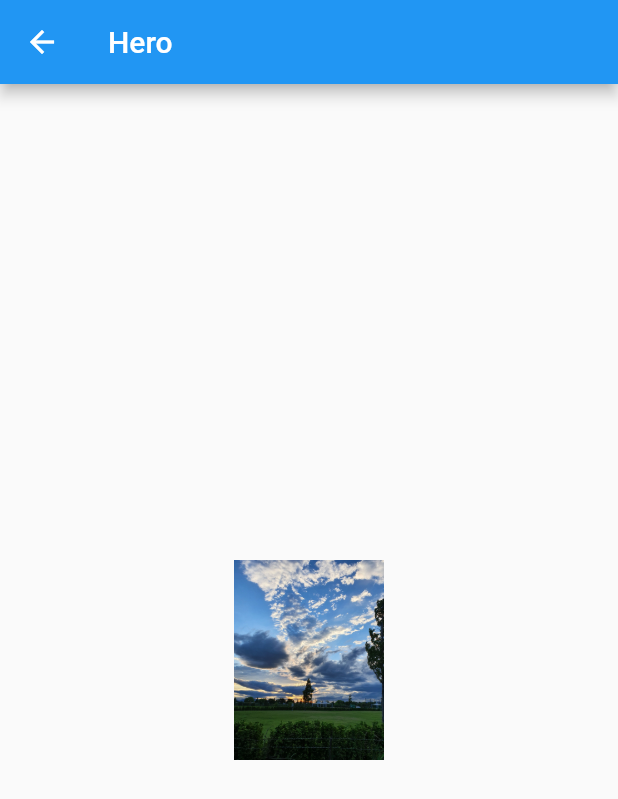
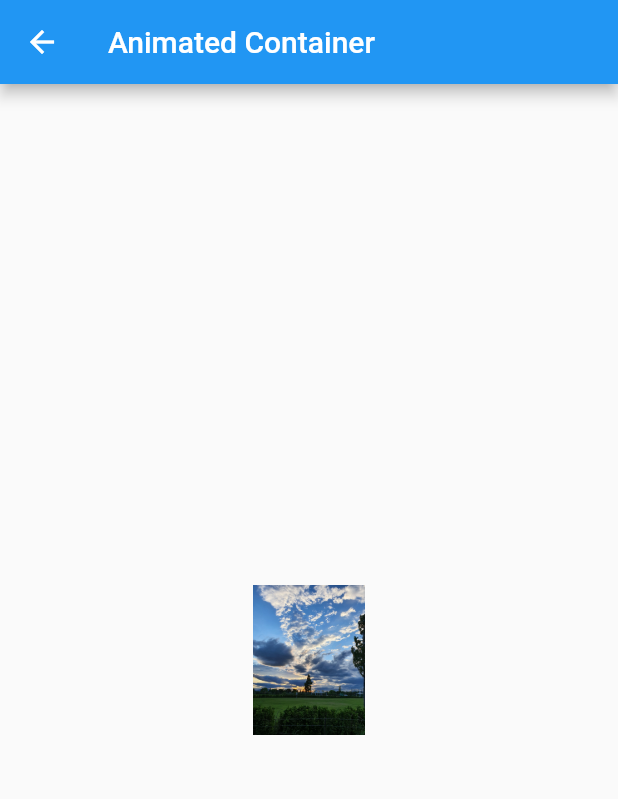
Before and after one commit to busangangster/flutter_practice, a Flutter app: the screen it shows after launch, after a tap on "Open route", on a phone screen of 412 x 824 dp. Shown: the top 799 px of the screen. Run offline on Flutter 3.47's test engine with Material 2 defaults, Android fonts, the phone set to English and light mode, and no system bars.

Commit message:
Animated_container

```diff
--- /dev/null
+++ b/lib/Animation/animated_container.dart
@@ -0,0 +1,35 @@
+import 'package:flutter/material.dart';
+import 'dart:math';
+
+class AnimatedcontrainerPage extends StatefulWidget {
+  const AnimatedcontrainerPage({Key? key}) : super(key: key);
+
+  @override
+  _AnimatedcontrainerPageState createState() => _AnimatedcontrainerPageState();
+}
+
+class _AnimatedcontrainerPageState extends State<AnimatedcontrainerPage> {
+  var _size = 100.0;
+  @override
+  Widget build(BuildContext context) {
+    return Scaffold(
+        appBar: AppBar(
+          title: Text('Animated Container'),
+        ),
+        body: Center(
+            child: GestureDetector(
+                onTap: () {
+                  final random = Random();
+                  setState(() {
+                    _size = random.nextInt(200).toDouble() + 100;
+                  });
+                },
+                child: AnimatedContainer(
+                  duration: Duration(seconds: 1),
+                  width: _size,
+                  height: _size,
+                  child: Image.asset('assets/sample.jpg'),
+                  curve: Curves.fastOutSlowIn,
+                ))));
+  }
+}
--- a/lib/main.dart
+++ b/lib/main.dart
@@ -3,6 +3,8 @@ import 'package:book/date_picker.dart';
 import 'package:book/time_picker.dart';
 import 'package:flutter/cupertino.dart';
 import 'package:flutter/material.dart';
+
+import 'Animation/animated_container.dart';
 
 void main() {
   runApp(const MyApp());
@@ -41,7 +43,9 @@ class _MyHomePageState extends State<MyHomePage> {
             child: Text('Open route'),
             onPressed: () {
               Navigator.push(
-                  context, MaterialPageRoute(builder: (context) => HeroPage()));
+                  context,
+                  MaterialPageRoute(
+                      builder: (context) => AnimatedcontrainerPage()));
             },
           ),
         ));
```
